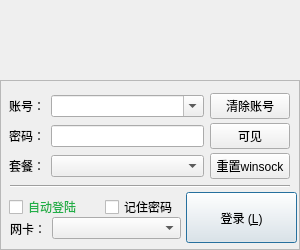
This is client/forms/logindialog.ui in NSS-Studio/NDR_Client as Qt 5 draws it before an edit. The edited form follows.
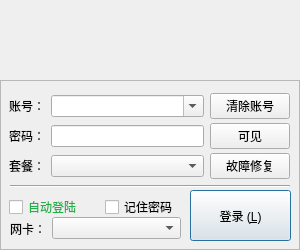
This is the edited form. Icons and pictures are not drawn.

Commit message: debug Winsock Reset,release 0.67 Signed-off-by: cxh <cxh>

```diff
--- a/client/forms/logindialog.ui
+++ b/client/forms/logindialog.ui
@@ -268,7 +268,7 @@
        <item row="6" column="2">
         <widget class="QPushButton" name="btnWinsockReset">
          <property name="text">
-          <string>重置winsock</string>
+          <string>故障修复</string>
          </property>
         </widget>
        </item>
@@ -325,9 +325,9 @@
      <widget class="QPushButton" name="btnLogin">
       <property name="geometry">
        <rect>
-        <x>186</x>
-        <y>112</y>
-        <width>111</width>
+        <x>190</x>
+        <y>110</y>
+        <width>101</width>
         <height>51</height>
        </rect>
       </property>
```
Left out of the diff: 12 changed lines with no effect on the pictures. The commit also changes 5 other files.
